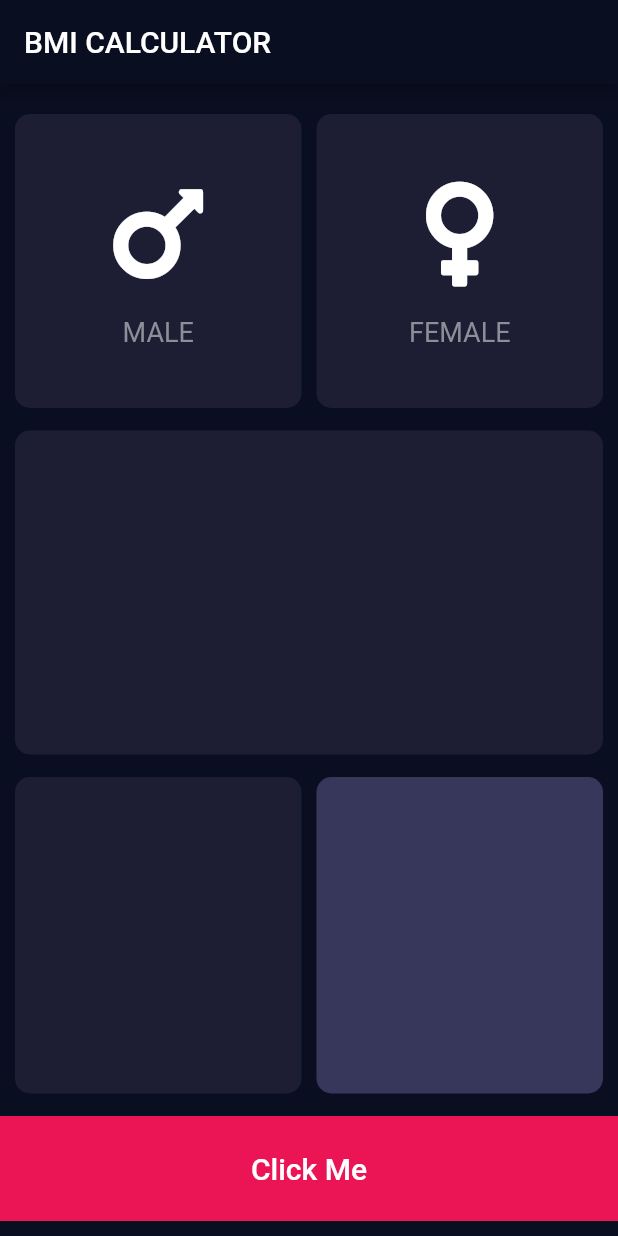
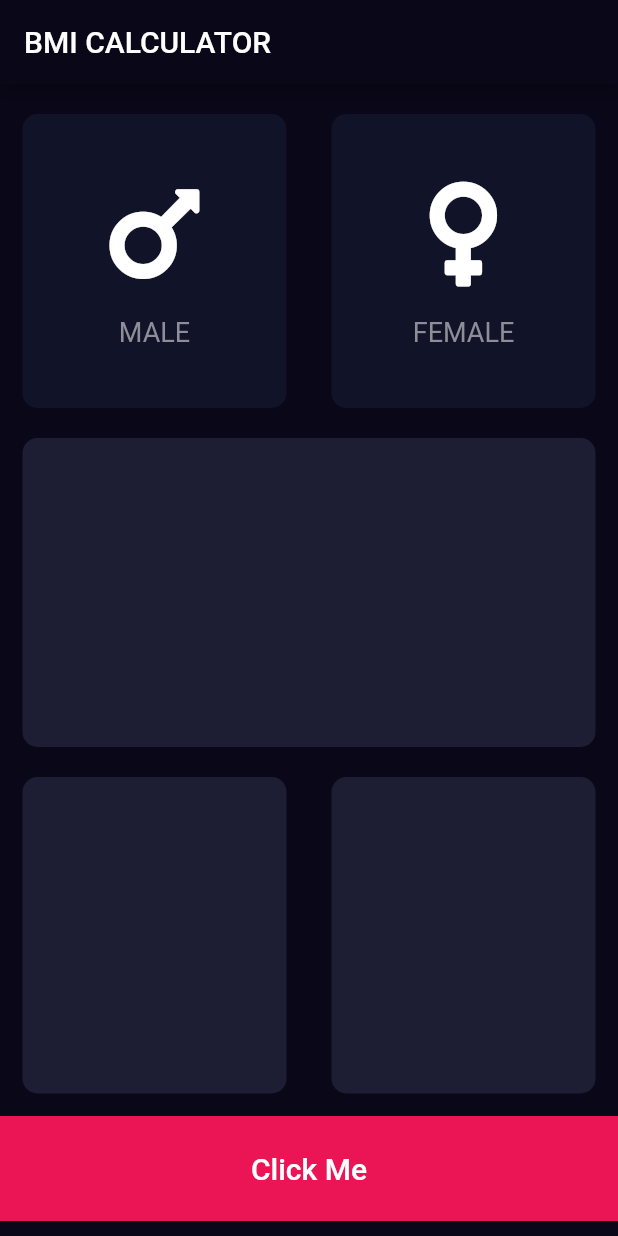
Before and after one commit to hanut/beeMI, a Flutter app: the screen it shows after launch, on a phone screen of 412 x 824 dp. Run offline on Flutter 3.47's test engine with Material 2 defaults, Android fonts, the phone set to English and light mode, and no system bars; our stand-ins replace font_awesome_flutter.

Commit message:
Refactor constants and enums. also added active state to gender selection

```diff
--- /dev/null
+++ b/lib/constants.dart
@@ -0,0 +1,27 @@
+import 'package:flutter/cupertino.dart';
+
+/// -------------------------------
+/// Color & Theme Constants
+/// -------------------------------
+const kPrimaryDark = Color(0xFF0A0718);
+const kCardBGDark = Color(0xFF1D1E33);
+const kCardBGDarkActive = Color(0xFF2E304B);
+const kCardBGDarkInactive = Color(0xFF111328);
+const kBottomBtnBG = Color(0xFFEB1555);
+
+/// -------------------------------
+/// Bottom button Constants
+/// -------------------------------
+const kBottomContainerHeight = 70.0;
+
+/// -------------------------------
+/// Constant Widgets
+/// -------------------------------
+const kIconLabelStyle = TextStyle(
+  fontSize: 18,
+  color: Color(0xFF8D8E98),
+);
+
+const kSeparator = SizedBox(
+  height: 15,
+);
--- /dev/null
+++ b/lib/enums.dart
@@ -0,0 +1,6 @@
+enum Gender {
+  male,
+  female,
+  other,
+  notSet,
+}
--- a/lib/icon_content.dart
+++ b/lib/icon_content.dart
@@ -1,4 +1,6 @@
 import 'package:flutter/widgets.dart';
+
+import 'constants.dart';
 
 class IconContent extends StatelessWidget {
   final IconData icon;
@@ -21,15 +23,10 @@ class IconContent extends StatelessWidget {
           icon,
           size: iconSize,
         ),
-        const SizedBox(
-          height: 15,
-        ),
+        kSeparator,
         Text(
           iconLabel,
-          style: const TextStyle(
-            fontSize: 18,
-            color: Color(0xFF8D8E98),
-          ),
+          style: kIconLabelStyle,
         ),
       ],
     );
--- a/lib/input_page.dart
+++ b/lib/input_page.dart
@@ -1,11 +1,10 @@
 import 'package:flutter/material.dart';
 import 'package:font_awesome_flutter/font_awesome_flutter.dart';
 
+import 'constants.dart';
+import 'enums.dart';
 import 'icon_content.dart';
 import 'simple_card.dart';
-import 'themes.dart';
-
-const bottomContainerHeight = 70.0;
 
 class InputPage extends StatefulWidget {
   const InputPage({Key? key}) : super(key: key);
@@ -15,6 +14,8 @@ class InputPage extends StatefulWidget {
 }
 
 class _InputPageState extends State<InputPage> {
+  Gender gender = Gender.notSet;
+
   @override
   Widget build(BuildContext context) {
     return Scaffold(
@@ -25,27 +26,39 @@ class _InputPageState extends State<InputPage> {
         children: [
           Expanded(
             child: Row(
-              children: const [
+              children: [
                 Expanded(
                   child: SimpleCard(
                     mb: 10,
-                    mr: 5,
-                    color: cardBGDark,
-                    child: IconContent(
+                    color: gender == Gender.male
+                        ? kCardBGDarkActive
+                        : kCardBGDarkInactive,
+                    child: const IconContent(
                       icon: FontAwesomeIcons.mars,
                       iconLabel: "MALE",
                     ),
+                    onTap: () {
+                      setState(() {
+                        gender = Gender.male;
+                      });
+                    },
                   ),
                 ),
                 Expanded(
                   child: SimpleCard(
                     mb: 10,
-                    ml: 5,
-                    color: cardBGDark,
-                    child: IconContent(
+                    color: gender == Gender.female
+                        ? kCardBGDarkActive
+                        : kCardBGDarkInactive,
+                    child: const IconContent(
                       icon: FontAwesomeIcons.venus,
                       iconLabel: "FEMALE",
                     ),
+                    onTap: () {
+                      setState(() {
+                        gender = Gender.female;
+                      });
+                    },
                   ),
                 ),
               ],
@@ -53,9 +66,9 @@ class _InputPageState extends State<InputPage> {
           ),
           const Expanded(
             child: SimpleCard(
-              mt: 5,
-              mb: 5,
-              color: cardBGDark,
+              mt: 10,
+              mb: 10,
+              color: kCardBGDark,
             ),
           ),
           Expanded(
@@ -64,30 +77,28 @@ class _InputPageState extends State<InputPage> {
                 Expanded(
                   child: SimpleCard(
                     mt: 10,
-                    mr: 5,
                     mb: 5,
-                    color: cardBGDark,
+                    color: kCardBGDark,
                   ),
                 ),
                 Expanded(
                   child: SimpleCard(
                     mt: 10,
-                    ml: 5,
                     mb: 5,
-                    color: cardBGDarkActive,
+                    color: kCardBGDark,
                   ),
                 ),
               ],
             ),
           ),
           Container(
-            color: bottomBtnBG,
+            color: kBottomBtnBG,
             margin: const EdgeInsets.only(
               top: 10,
               bottom: 10,
             ),
             width: double.infinity,
-            height: bottomContainerHeight,
+            height: kBottomContainerHeight,
             child: MaterialButton(
               child: const Text(
                 "Click Me",
--- a/lib/main.dart
+++ b/lib/main.dart
@@ -1,11 +1,18 @@
 import 'package:flutter/material.dart';
 
+import 'constants.dart';
 import 'input_page.dart';
-import 'themes.dart';
 
 void main() {
   runApp(const BMICalculator());
 }
+
+final primaryTheme = ThemeData.dark().copyWith(
+  scaffoldBackgroundColor: kPrimaryDark,
+  appBarTheme: const AppBarTheme(
+    backgroundColor: kPrimaryDark,
+  ),
+);
 
 class BMICalculator extends StatelessWidget {
   const BMICalculator({Key? key}) : super(key: key);
--- a/lib/simple_card.dart
+++ b/lib/simple_card.dart
@@ -7,26 +7,31 @@ class SimpleCard extends StatelessWidget {
   final double mr;
   final Color color;
   final Widget? child;
+  final Function? onTap;
 
   const SimpleCard({
     Key? key,
     required this.color,
     this.mt = 20,
     this.mb = 20,
-    this.ml = 10,
-    this.mr = 10,
+    this.ml = 15,
+    this.mr = 15,
     this.child,
+    this.onTap,
   }) : super(key: key);
 
   @override
   Widget build(BuildContext context) {
-    return Container(
-      child: child,
-      margin: EdgeInsets.fromLTRB(ml, mt, mr, mb),
-      decoration: BoxDecoration(
-        color: color,
-        borderRadius: BorderRadius.circular(10),
+    return GestureDetector(
+      child: Container(
+        child: child,
+        margin: EdgeInsets.fromLTRB(ml, mt, mr, mb),
+        decoration: BoxDecoration(
+          color: color,
+          borderRadius: BorderRadius.circular(10),
+        ),
       ),
+      onTap: () => onTap != null ? onTap!() : null,
     );
   }
 }
--- a/lib/themes.dart
+++ /dev/null
@@ -1,13 +0,0 @@
-import 'package:flutter/material.dart';
-
-const primaryDark = Color(0xFF0A0E21);
-const cardBGDark = Color(0xFF1D1E33);
-const cardBGDarkActive = Color(0xFF36375A);
-const bottomBtnBG = Color(0xFFEB1555);
-
-var primaryTheme = ThemeData.dark().copyWith(
-  scaffoldBackgroundColor: primaryDark,
-  appBarTheme: const AppBarTheme(
-    backgroundColor: primaryDark,
-  ),
-);
```
